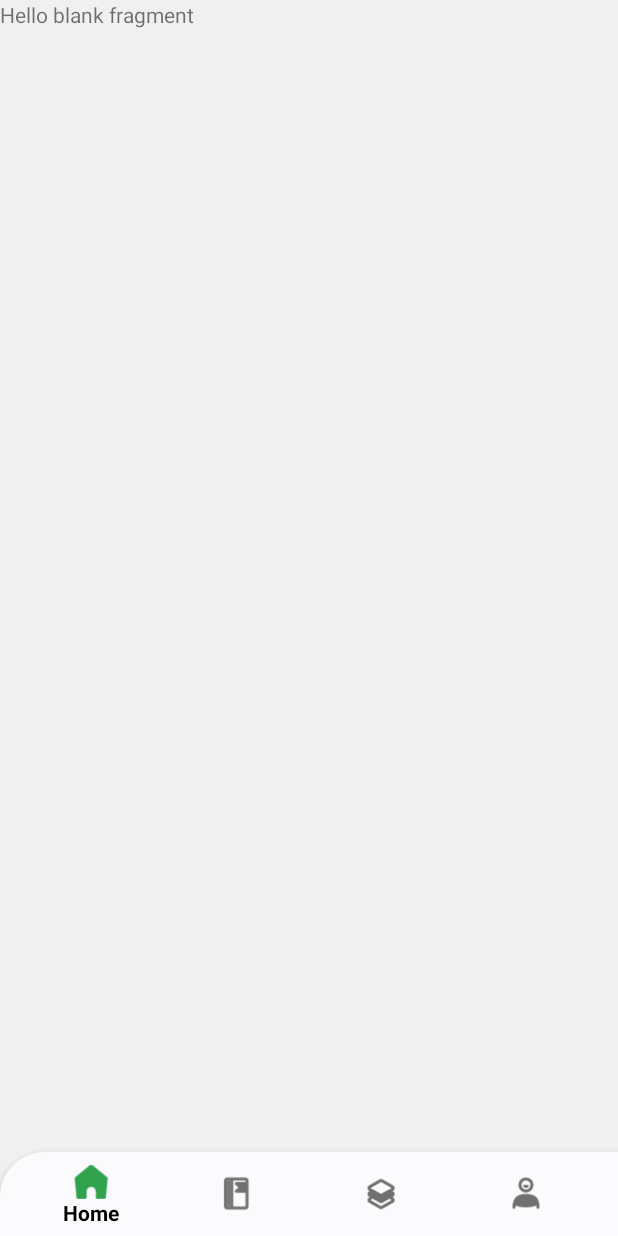
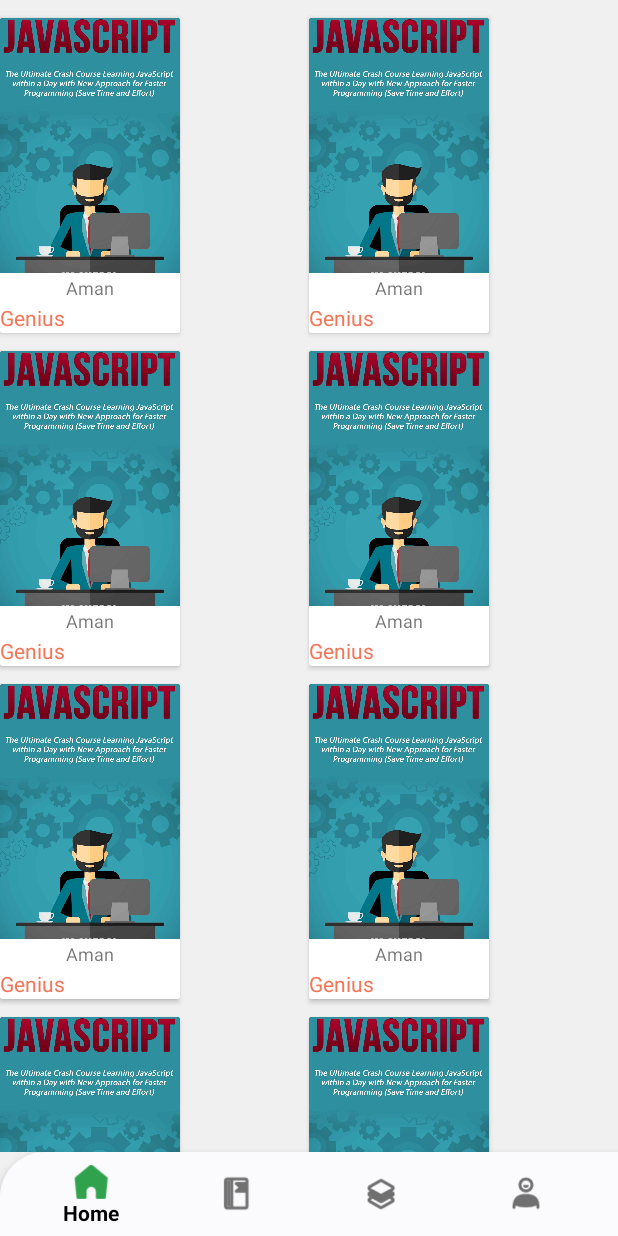
Before and after one commit to toluwalope19/decagon_classroom, an Android app: the fragment BooksFragment placed in its activity, on a phone screen of 412 x 824 dp. Run offline under Robolectric (Android 15) with nearby library versions, the phone set to English and light mode, and no system bars.

Commit message:
Grid layout recycler view

```diff
--- a/app/src/main/java/com/example/decagon_classroom/BooksFragment.kt
+++ b/app/src/main/java/com/example/decagon_classroom/BooksFragment.kt
@@ -6,6 +6,8 @@ import androidx.fragment.app.Fragment
 import android.view.LayoutInflater
 import android.view.View
 import android.view.ViewGroup
+import androidx.recyclerview.widget.GridLayoutManager
+import androidx.recyclerview.widget.RecyclerView
 
 /**
  * A simple [Fragment] subclass.
@@ -17,7 +19,36 @@ class BooksFragment : Fragment() {
         savedInstanceState: Bundle?
     ): View? {
         // Inflate the layout for this fragment
-        return inflater.inflate(R.layout.fragment_books, container, false)
+        val view = inflater.inflate(R.layout.fragment_books, container, false)
+
+        var books =  ArrayList<Books>()
+
+        val book1 = Books("Genius", "Aman")
+        val book2 = Books("Genius", "Aman")
+        val book3 = Books("Genius", "Aman")
+        val book4 = Books("Genius", "Aman")
+        val book5 = Books("Genius", "Aman")
+        val book6 = Books("Genius", "Aman")
+        val book7 = Books("Genius", "Aman")
+        val book8 = Books("Genius", "Aman")
+        val book9 = Books("Genius", "Aman")
+
+
+        books.add(book1)
+        books.add(book2)
+        books.add(book3)
+        books.add(book4)
+        books.add(book5)
+        books.add(book6)
+        books.add(book7)
+        books.add(book8)
+        books.add(book9)
+
+        val recyclerV = view.findViewById<RecyclerView>(R.id.recycler_books)
+        recyclerV?.layoutManager = GridLayoutManager(this.activity!!.applicationContext, 2)
+        recyclerV?.adapter=CardAdapter2(books)
+
+        return view
     }
 
 
--- /dev/null
+++ b/app/src/main/java/com/example/decagon_classroom/CardAdapter2.kt
@@ -0,0 +1,44 @@
+package com.example.decagon_classroom
+
+import android.view.LayoutInflater
+import android.view.View
+import android.view.ViewGroup
+import android.widget.TextView
+import androidx.recyclerview.widget.RecyclerView
+
+class CardAdapter2 (var books: ArrayList<Books>): RecyclerView.Adapter<CardAdapter2.CardHolder>() {
+
+
+    override fun onCreateViewHolder(
+        parent: ViewGroup,
+        viewType: Int
+    ): CardHolder {
+
+        val view = LayoutInflater.from(parent.context).inflate(R.layout.list__row_books, parent, false)
+        return CardHolder(view)
+    }
+
+    override fun getItemCount(): Int {
+        return books.size
+    }
+
+    override fun onBindViewHolder(holder: CardHolder, position: Int) {
+
+        val books = books.get(position)
+        holder.titleText.text=books.name
+        holder.authorText.text=books.Author
+
+    }
+
+    class CardHolder(view: View): RecyclerView.ViewHolder(view){
+
+
+        var titleText: TextView
+        var authorText: TextView
+
+        init{
+            titleText=view.findViewById(R.id.card_booktitle)
+            authorText=view.findViewById(R.id.card_author)
+        }
+    }
+}
--- a/app/src/main/java/com/example/decagon_classroom/ResourcesFragment.kt
+++ b/app/src/main/java/com/example/decagon_classroom/ResourcesFragment.kt
@@ -6,6 +6,9 @@ import androidx.fragment.app.Fragment
 import android.view.LayoutInflater
 import android.view.View
 import android.view.ViewGroup
+import androidx.recyclerview.widget.GridLayoutManager
+import androidx.recyclerview.widget.LinearLayoutManager
+import androidx.recyclerview.widget.RecyclerView
 import androidx.viewpager.widget.ViewPager
 import com.google.android.material.tabs.TabLayout
 import kotlinx.android.synthetic.main.fragment_resources.*
--- a/app/src/main/res/layout/fragment_books.xml
+++ b/app/src/main/res/layout/fragment_books.xml
@@ -1,14 +1,15 @@
 <?xml version="1.0" encoding="utf-8"?>
-<FrameLayout xmlns:android="http://schemas.android.com/apk/res/android"
+<LinearLayout xmlns:android="http://schemas.android.com/apk/res/android"
     xmlns:tools="http://schemas.android.com/tools"
     android:layout_width="match_parent"
     android:layout_height="match_parent"
     tools:context=".BooksFragment">
 
     <!-- TODO: Update blank fragment layout -->
-    <TextView
+    <androidx.recyclerview.widget.RecyclerView
+        android:layout_gravity="top|center"
+        android:id="@+id/recycler_books"
         android:layout_width="match_parent"
-        android:layout_height="match_parent"
-        android:text="@string/hello_blank_fragment" />
+        android:layout_height="wrap_content"/>
 
-</FrameLayout>
+</LinearLayout>
--- /dev/null
+++ b/app/src/main/res/layout/list__row_books.xml
@@ -0,0 +1,43 @@
+<?xml version="1.0" encoding="utf-8"?>
+<androidx.cardview.widget.CardView xmlns:android="http://schemas.android.com/apk/res/android"
+    android:layout_width="wrap_content"
+    android:layout_gravity="center"
+    android:backgroundTint="#f0f0f0"
+    android:layout_marginTop="@dimen/small" android:layout_height="wrap_content">
+
+    <LinearLayout
+        android:layout_gravity="top|center"
+        android:gravity="center"
+        android:layout_width="120dp"
+        android:layout_height="210dp"
+        android:background="@color/colorPrimary"
+        android:orientation="vertical">
+
+        <ImageView
+            android:layout_width="match_parent"
+            android:layout_height="170dp"
+            android:id="@+id/image_book"
+            android:src="@drawable/javascipt"
+            android:scaleType="centerCrop"
+            android:background="#2d2d2d"/>
+        <TextView
+            android:id="@+id/card_author"
+            android:layout_width="match_parent"
+            android:layout_height="20dp"
+            android:text="Title"
+            android:gravity="center"
+            android:textSize="@dimen/small"/>
+
+        <TextView
+            android:id="@+id/card_booktitle"
+            android:layout_width="match_parent"
+            android:layout_height="match_parent"
+            android:text="Author"
+            android:textColor="@color/errorColor"/>
+
+
+
+
+    </LinearLayout>
+
+</androidx.cardview.widget.CardView>
```
